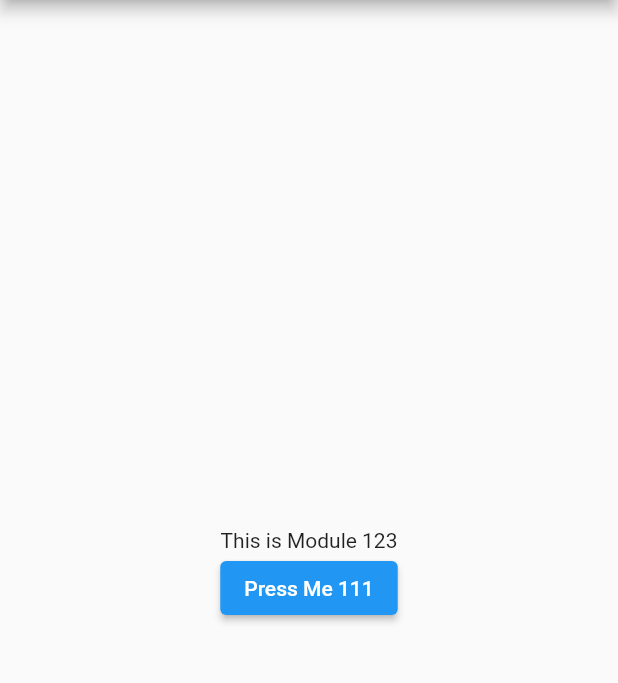
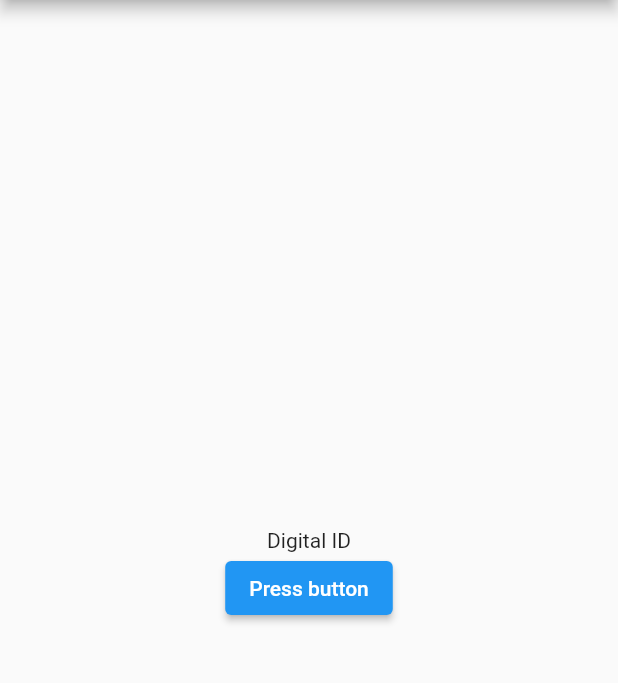
Before and after one commit to avoram/VII_module_1, a Flutter app: the screen it shows after launch, on a phone screen of 412 x 824 dp, the part 84-767 px from its top. Run offline on Flutter 3.47's test engine with Material 2 defaults, Android fonts, the phone set to English and light mode, and no system bars.

Commit message:
refactor: Updated main file context

```diff
--- a/lib/main.dart
+++ b/lib/main.dart
@@ -16,14 +16,14 @@ class MyModule extends StatelessWidget {
           child: Column(
             mainAxisAlignment: MainAxisAlignment.center,
             children: [
-              const Text('This is Module 123'),
+              const Text('Digital ID'),
               ElevatedButton(
                 onPressed: () {
                   // You can put your action here
                   // ignore: avoid_print
-                  print('Button Pressed 777');
+                  print('Button pressed');
                 },
-                child: const Text('Press Me 111'),
+                child: const Text('Press button'),
               ),
             ],
           ),
```
